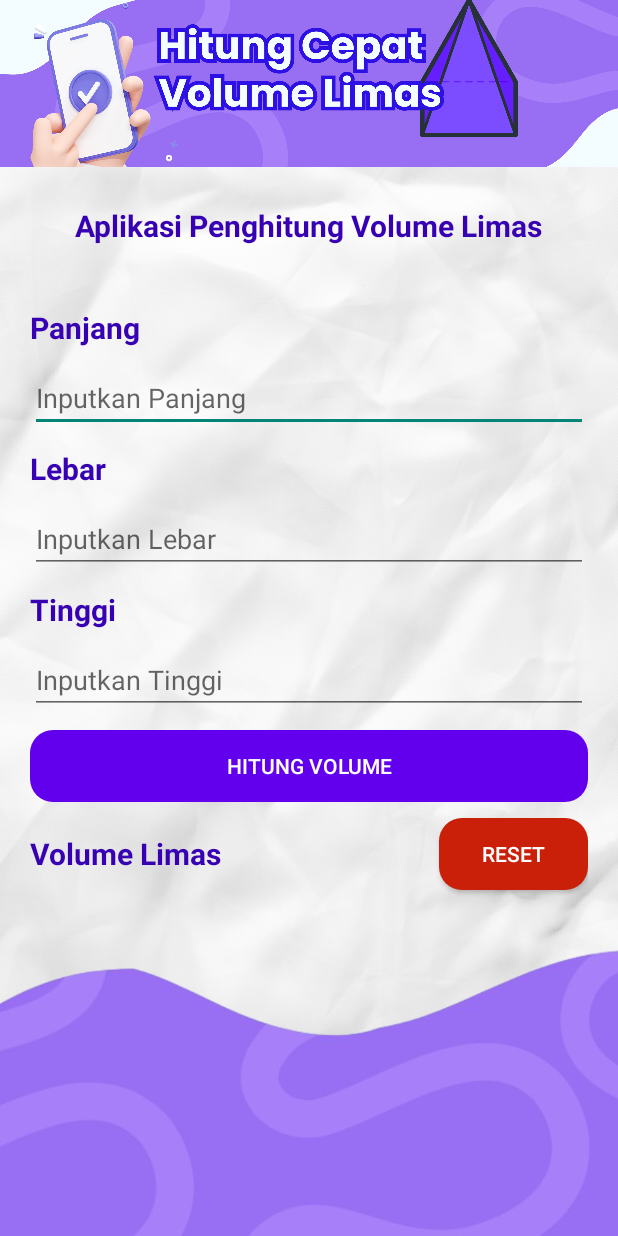
After one commit to ekaputra04/volume-calculator-android, an Android app built with Jetpack Compose: the HitungVolumeLimasActivity screen opened directly, with no data from a screen before it, on a phone screen of 412 x 824 dp. The commit adds this screen. Run offline under Robolectric (Android 15) with nearby library versions, the phone set to English and light mode, and no system bars.

Commit message:
feat: limas volume

```diff
--- a/app/src/main/AndroidManifest.xml
+++ b/app/src/main/AndroidManifest.xml
@@ -9,6 +9,9 @@
         android:roundIcon="@mipmap/ic_launcher_round"
         android:supportsRtl="true"
         android:theme="@style/Theme.CalculateVolume">
+        <activity
+            android:name=".HitungVolumeLimasActivity"
+            android:exported="false" />
         <activity
             android:name=".HitungVolumeKubusActivity"
             android:exported="false" />
--- /dev/null
+++ b/app/src/main/java/com/example/calculatevolume/HitungVolumeLimasActivity.kt
@@ -0,0 +1,105 @@
+package com.example.calculatevolume
+
+import android.app.Activity
+import androidx.appcompat.app.AppCompatActivity
+import android.os.Bundle
+import android.os.PersistableBundle
+import android.view.View
+import android.widget.Button
+import android.widget.EditText
+import android.widget.TextView
+import java.text.DecimalFormat
+
+class HitungVolumeLimasActivity : Activity(), View.OnClickListener {
+    private lateinit var edtPanjang: EditText
+    private lateinit var edtLebar: EditText
+    private lateinit var edtTinggi: EditText
+    private lateinit var btnHitung: Button
+    private lateinit var btnReset: Button
+    private lateinit var tvHasil: TextView
+
+    override fun onCreate(savedInstanceState: Bundle?) {
+        super.onCreate(savedInstanceState)
+        setContentView(R.layout.activity_hitung_volume_limas)
+        initComponents()
+        btnHitung.setOnClickListener(this)
+        btnReset.setOnClickListener(this)
+    }
+
+    private fun initComponents() {
+        edtPanjang = findViewById(R.id.edt_panjang_limas)
+        edtLebar = findViewById(R.id.edt_lebar_limas)
+        edtTinggi = findViewById(R.id.edt_tinggi_limas)
+        btnHitung = findViewById(R.id.btn_hitung_limas)
+        btnReset = findViewById(R.id.btn_reset_limas)
+        tvHasil = findViewById(R.id.tv_volume_limas)
+    }
+
+    override fun onClick(view: View?) {
+        if (view?.id == R.id.btn_hitung_limas) {
+            val inputPanjang = edtPanjang.text.toString().trim()
+            val inputLebar = edtLebar.text.toString().trim()
+            val inputTinggi = edtTinggi.text.toString().trim()
+            var isEmptyFields = false
+
+            if (inputPanjang.isEmpty()) {
+                isEmptyFields = true
+                edtPanjang.error("Field panjang tidak boleh kosong")
+            }
+
+            if (inputLebar.isEmpty()) {
+                isEmptyFields = true
+                edtLebar.error("Field lebar tidak boleh kosong")
+            }
+
+            if (inputTinggi.isEmpty()) {
+                isEmptyFields = true
+                edtTinggi.error("Field tinggi tidak boleh kosong")
+            }
+
+            if (!isEmptyFields) {
+                val volume = hitungVolumeLimas(
+                    inputPanjang.toDouble(),
+                    inputLebar.toDouble(),
+                    inputTinggi.toDouble()
+                )
+                tvHasil.text = volume.toString()
+            }
+        } else if (view?.id == R.id.btn_reset_limas) {
+            edtPanjang.text("")
+            edtLebar.text("")
+            edtTinggi.text("")
+            tvHasil.text("Volume Limas")
+        }
+    }
+
+    private fun hitungVolumeLimas(panjang: Double, lebar: Double, tinggi: Double): Double {
+        val volume = 0.33333 * panjang * lebar * tinggi
+        val df = DecimalFormat("#.###") // Format dengan maksimal 3 angka di belakang koma
+        return df.format(volume).toDouble()
+    }
+
+    private fun EditText.error(s: String) {
+        this.error = s
+    }
+
+    override fun onSaveInstanceState(outState: Bundle) {
+        super.onSaveInstanceState(outState)
+        outState.putString("STATE_RESULT", tvHasil.text.toString())
+    }
+
+    override fun onRestoreInstanceState(
+        savedInstanceState: Bundle?,
+        persistentState: PersistableBundle?
+    ) {
+        super.onRestoreInstanceState(savedInstanceState, persistentState)
+        if (savedInstanceState != null) {
+            val hasil = savedInstanceState.getString("STATE_RESULT")
+            tvHasil.text(hasil)
+        }
+    }
+
+    private fun TextView.text(hasil: String?) {
+        this.text = hasil
+    }
+}
--- a/app/src/main/java/com/example/calculatevolume/MainActivity.kt
+++ b/app/src/main/java/com/example/calculatevolume/MainActivity.kt
@@ -13,6 +13,7 @@ import java.text.DecimalFormat
 class MainActivity : Activity(), View.OnClickListener {
     private lateinit var btnKubus: Button
     private lateinit var btnBalok: Button
+    private lateinit var btnLimas: Button
 
     override fun onCreate(savedInstanceState: Bundle?) {
         super.onCreate(savedInstanceState)
@@ -20,12 +21,13 @@ class MainActivity : Activity(), View.OnClickListener {
         initComponents()
         btnBalok.setOnClickListener(this)
         btnKubus.setOnClickListener(this)
+        btnLimas.setOnClickListener(this)
     }
 
     private fun initComponents() {
         btnBalok = findViewById(R.id.btn_balok)
         btnKubus = findViewById(R.id.btn_kubus)
-
+        btnLimas = findViewById(R.id.btn_limas)
     }
 
     override fun onClick(view: View?) {
@@ -34,6 +36,9 @@ class MainActivity : Activity(), View.OnClickListener {
             startActivity(intent)
         } else if (view?.id == R.id.btn_kubus) {
             val intent = Intent(this, HitungVolumeKubusActivity::class.java)
+            startActivity(intent)
+        } else if (view?.id == R.id.btn_limas) {
+            val intent = Intent(this, HitungVolumeLimasActivity::class.java)
             startActivity(intent)
         }
     }
--- /dev/null
+++ b/app/src/main/res/layout/activity_hitung_volume_limas.xml
@@ -0,0 +1,141 @@
+<?xml version="1.0" encoding="UTF-8" ?>
+
+
+<LinearLayout xmlns:android="http://schemas.android.com/apk/res/android"
+    xmlns:tools="http://schemas.android.com/tools"
+    android:layout_width="match_parent"
+    android:layout_height="match_parent"
+    android:background="@drawable/background"
+    android:orientation="vertical"
+    tools:context=".HitungVolumeLimasActivity">
+
+    <ImageView
+        android:layout_width="match_parent"
+        android:layout_height="111dp"
+        android:layout_margin="0dp"
+        android:padding="0dp"
+        android:scaleType="centerCrop"
+        android:src="@drawable/header_limas" />
+
+    <LinearLayout
+        android:layout_width="match_parent"
+        android:layout_height="wrap_content"
+        android:layout_margin="20dp"
+        android:orientation="vertical">
+
+        <TextView
+            android:layout_width="wrap_content"
+            android:layout_height="wrap_content"
+            android:layout_gravity="center_horizontal"
+            android:layout_marginVertical="5dp"
+            android:paddingBottom="30dp"
+            android:text="@string/aplikasi_penghitung_volume_limas"
+            android:textColor="@color/purple_700"
+            android:textSize="20sp"
+            android:textStyle="bold" />
+
+        <TextView
+            android:layout_width="match_parent"
+            android:layout_height="wrap_content"
+            android:layout_marginVertical="5dp"
+            android:text="@string/panjang"
+            android:textColor="@color/purple_700"
+            android:textSize="20sp"
+            android:textStyle="bold" />
+
+        <EditText
+            android:id="@+id/edt_panjang_limas"
+            android:layout_width="match_parent"
+            android:layout_height="wrap_content"
+            android:layout_marginVertical="5dp"
+            android:hint="@string/inputkan_panjang"
+            android:inputType="numberDecimal"
+            android:lines="1"
+            android:textColor="@color/purple_500" />
+
+        <TextView
+            android:layout_width="match_parent"
+            android:layout_height="wrap_content"
+            android:layout_marginVertical="5dp"
+            android:text="@string/lebar"
+            android:textColor="@color/purple_700"
+            android:textSize="20sp"
+            android:textStyle="bold" />
+
+        <EditText
+            android:id="@+id/edt_lebar_limas"
+            android:layout_width="match_parent"
+            android:layout_height="wrap_content"
+            android:layout_marginVertical="5dp"
+            android:hint="@string/inputkan_lebar"
+            android:inputType="numberDecimal"
+            android:lines="1"
+            android:textColor="@color/purple_500" />
+
+        <TextView
+            android:layout_width="match_parent"
+            android:layout_height="wrap_content"
+            android:layout_marginVertical="5dp"
+            android:text="@string/tinggi"
+            android:textColor="@color/purple_700"
+            android:textSize="20sp"
+            android:textStyle="bold" />
+
+        <EditText
+            android:id="@+id/edt_tinggi_limas"
+            android:layout_width="match_parent"
+            android:layout_height="wrap_content"
+            android:layout_marginVertical="5dp"
+            android:hint="@string/inputkan_tinggi"
+            android:inputType="numberDecimal"
+            android:lines="1"
+            android:textColor="@color/purple_500" />
+
+        <Button
+            android:id="@+id/btn_hitung_limas"
+            android:layout_width="match_parent"
+            android:layout_height="wrap_content"
+            android:layout_marginVertical="5dp"
+            android:background="@drawable/rounded_button_background"
+            android:text="@string/hitung_volume"
+            android:textColor="@color/white" />
+
+        <LinearLayout
+            android:layout_width="match_parent"
+            android:layout_height="wrap_content"
+            android:orientation="horizontal">
+
+            <TextView
+                android:id="@+id/tv_volume_limas"
+                android:layout_width="250dp"
+                android:layout_height="match_parent"
+                android:layout_gravity="center_horizontal"
+                android:layout_weight="2"
+                android:gravity="center_vertical"
+                android:text="@string/volume_limas"
+                android:textColor="@color/purple_700"
+                android:textSize="20sp"
+                android:textStyle="bold" />
+
+            <Button
+                android:id="@+id/btn_reset_limas"
+                android:layout_width="wrap_content"
+                android:layout_height="wrap_content"
+                android:layout_marginVertical="5dp"
+                android:layout_weight="1"
+                android:background="@drawable/rounded_button_background_reset"
+                android:paddingHorizontal="15dp"
+                android:text="@string/reset"
+                android:textColor="@color/white" />
+        </LinearLayout>
+    </LinearLayout>
+
+    <ImageView
+        android:layout_width="match_parent"
+        android:layout_height="wrap_content"
+        android:layout_margin="0dp"
+        android:padding="0dp"
+        android:scaleType="centerCrop"
+        android:src="@drawable/footer" />
+
+</LinearLayout>
--- a/app/src/main/res/layout/activity_main.xml
+++ b/app/src/main/res/layout/activity_main.xml
@@ -147,7 +147,7 @@
                     android:layout_width="match_parent"
                     android:layout_height="wrap_content"
                     android:padding="8dp"
-                    android:text="@string/prisma"
+                    android:text="@string/limas"
                     android:textAlignment="center"
                     android:textColor="@color/purple_700"
                     android:textSize="24sp"
--- a/app/src/main/res/values/strings.xml
+++ b/app/src/main/res/values/strings.xml
@@ -17,4 +17,7 @@
     <string name="aplikasi_penghitung_volume_kubus">Aplikasi Penghitung Volume Kubus</string>
     <string name="panjang_sisi">Panjang Sisi</string>
     <string name="develop_by_eka_putra">Develop by Eka Putra</string>
+    <string name="aplikasi_penghitung_volume_limas">Aplikasi Penghitung Volume Limas</string>
+    <string name="volume_limas">Volume Limas</string>
+    <string name="limas">Limas</string>
 </resources>
```
